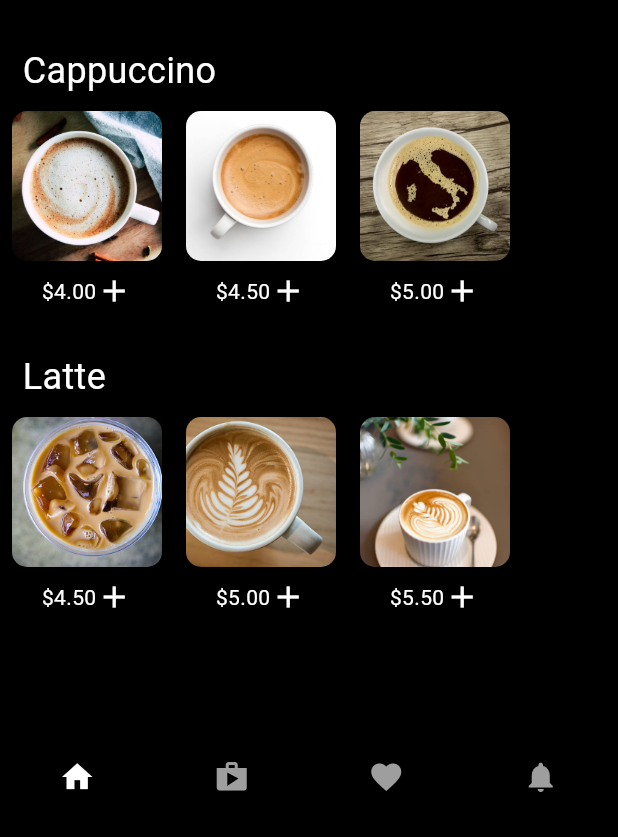
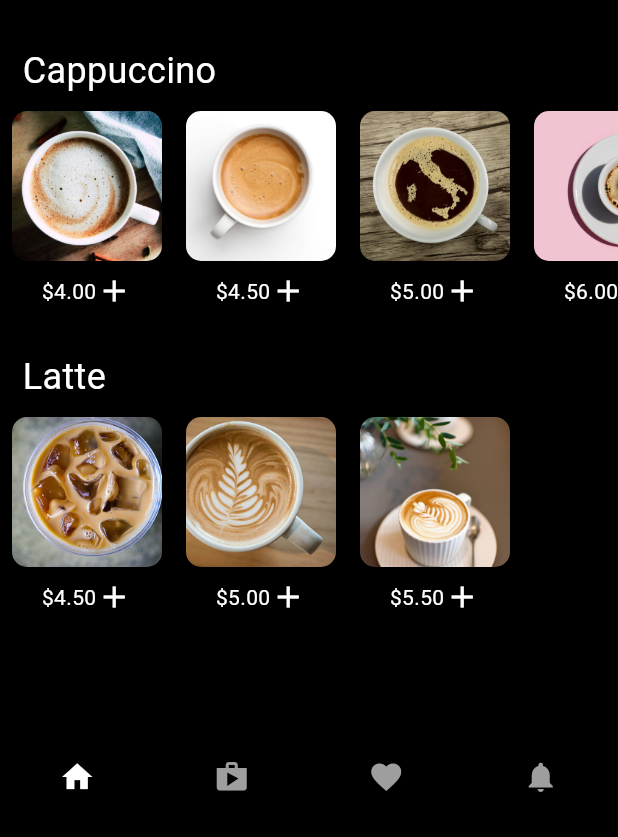
Before and after one commit to Pradeep1234566/code-tracking, a Flutter app: the screen it shows after launch, on a phone screen of 412 x 824 dp, the part 399-1236 px from its top. Run offline on Flutter 3.47's test engine with Material 3 defaults, Android fonts, the phone set to English and light mode, and no system bars.

Commit message:
Added Images

```diff
--- a/lib/pages/Home_page.dart
+++ b/lib/pages/Home_page.dart
@@ -98,6 +98,7 @@ class HomePage extends StatelessWidget {
                     {'image': 'assests/images/C1.jpg', 'price': '\$4.00'},
                     {'image': 'assests/images/C2.jpg', 'price': '\$4.50'},
                     {'image': 'assests/images/C3.jpg', 'price': '\$5.00'},
+                    {'image': 'assests/images/C4.jpg', 'price': '\$6.00'}
                   ]),
                   // Latte Section
                   buildCoffeeSection('Latte', [
```
Also changed, not shown: assests/images/C5.jpg (added).
